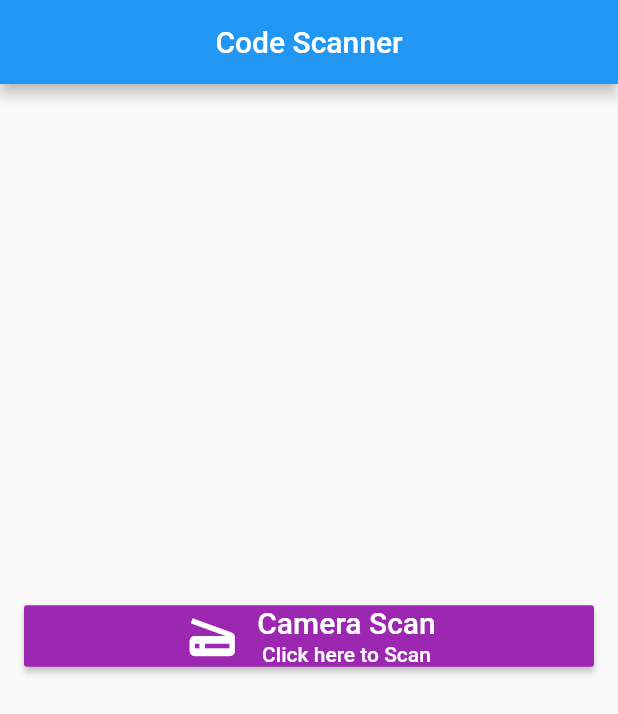
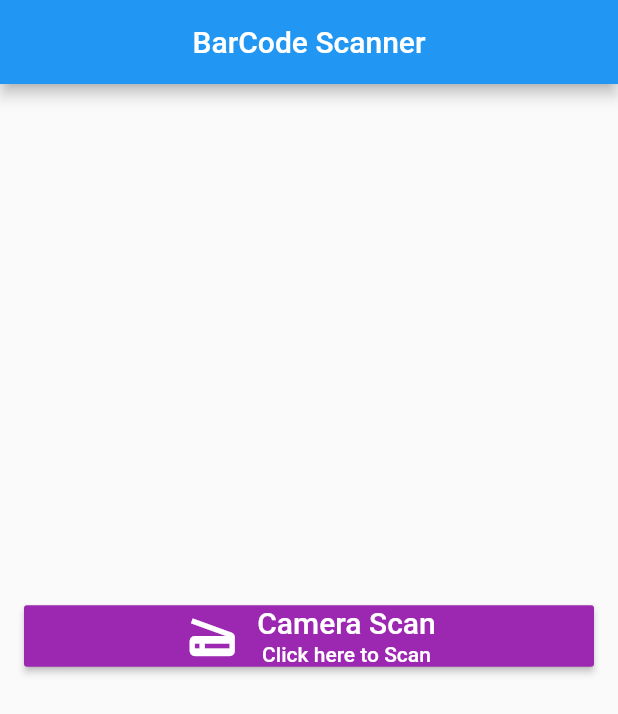
Before and after one commit to tushariiit/barcodeReaderApplication, a Flutter app: the screen it shows after launch, on a phone screen of 412 x 824 dp. Shown: the top 714 px of the screen. Run offline on Flutter 3.47's test engine with Material 2 defaults, Android fonts, the phone set to English and light mode, and no system bars; missing offline and left inert: barcode_scan.

Commit message:
1st commit

```diff
--- a/lib/main.dart
+++ b/lib/main.dart
@@ -45,7 +45,7 @@ class _MyHomePageState extends State<MyHomePage> {
     var mainAxisAlignment;
     return Scaffold(
       appBar: AppBar(
-        title: Text('Code Scanner'),
+        title: Text('BarCode Scanner'),
         centerTitle: true,
       ),
       body: new Center(
```
